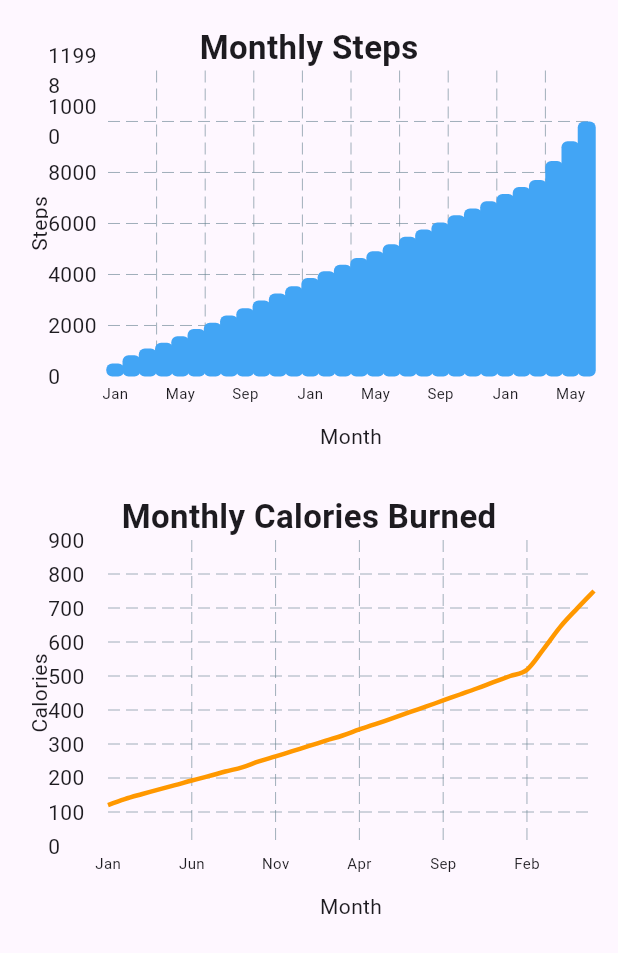
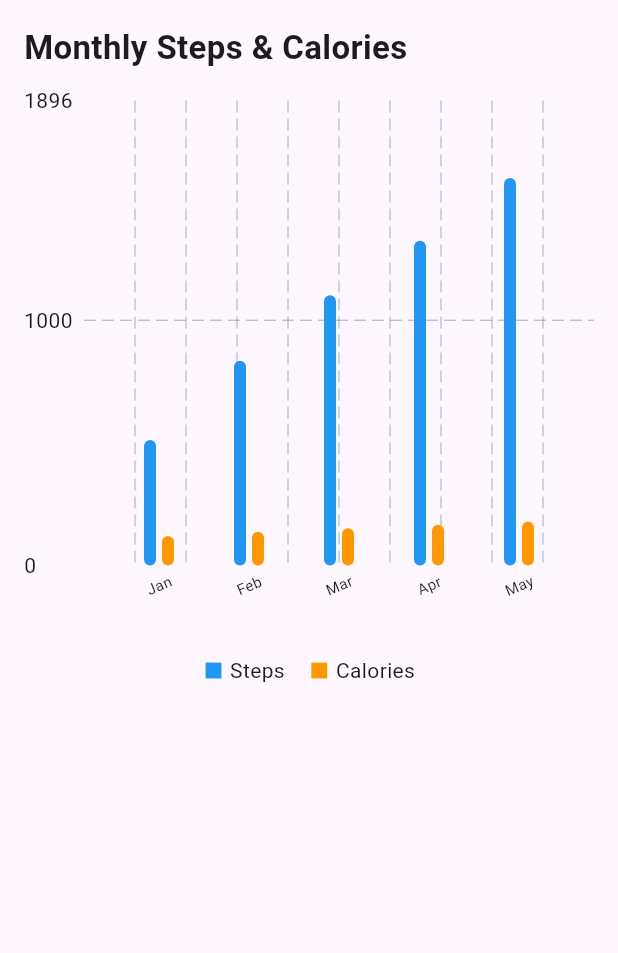
Before and after one commit to arc-662/bytesteps, a Flutter app: the ReportScreen screen opened directly, on a phone screen of 412 x 824 dp. Shown: the top 953 px of the screen. Run offline on Flutter 3.47's test engine with Material 3 defaults, Android fonts, the light colour scheme and no system bars; drawn by our look-alikes of fl_chart; our stand-ins replace get, hive, hive_flutter, pedometer, permission_handler; accounts and stored records are empty.

Commit message:
updated chart

```diff
--- a/lib/screens/report_screen.dart
+++ b/lib/screens/report_screen.dart
@@ -1,5 +1,3 @@
-// ignore_for_file: invalid_use_of_protected_member
-
 import 'package:bytesteps/controller.dart';
 import 'package:flutter/material.dart';
 import 'package:get/get.dart';
@@ -10,200 +8,139 @@ class ReportScreen extends StatelessWidget {
 
   ReportScreen({super.key});
 
+  final List<String> monthLabels = const [
+    'Jan',
+    'Feb',
+    'Mar',
+    'Apr',
+    'May',
+    'Jun',
+    'Jul',
+    'Aug',
+    'Sep',
+    'Oct',
+    'Nov',
+    'Dec'
+  ];
+
   @override
   Widget build(BuildContext context) {
+    int currentMonthIndex = DateTime.now().month; // 1-based index
+
     return Scaffold(
       body: SafeArea(
         child: Padding(
           padding: const EdgeInsets.all(16.0),
-          child: Column(
+          child: Obx(() {
+            final steps = controller.monthlySteps;
+            final calories = controller.monthlyCalories;
+
+            final int barCount = currentMonthIndex;
+
+            return Column(
+              crossAxisAlignment: CrossAxisAlignment.start,
               children: [
-              Text(
-                'Monthly Steps',
+                const Text(
+                  'Monthly Steps & Calories',
                   style: TextStyle(fontSize: 22, fontWeight: FontWeight.bold),
                 ),
+                const SizedBox(height: 20),
                 SizedBox(
-                height: 250,
-                child: Obx(() {
-                  return BarChart(
+                  height: 350,
+                  child: BarChart(
                     BarChartData(
-                      maxY: controller.monthlySteps.value.fold<double>(
-                              0, (prev, e) => e > prev ? e.toDouble() : prev) *
-                          1.2,
-                      barGroups: List.generate(controller.monthlySteps.length,
-                          (index) {
+                      maxY: ([
+                                ...steps.sublist(0, barCount),
+                                ...calories
+                                    .sublist(0, barCount)
+                                    .map((c) => c.toInt())
+                              ].reduce((a, b) => a > b ? a : b) *
+                              1.2)
+                          .toDouble(),
+                      barGroups: List.generate(barCount, (index) {
                         return BarChartGroupData(
                           x: index,
+                          barsSpace: 4,
                           barRods: [
                             BarChartRodData(
-                              toY: controller.monthlySteps[index].toDouble(),
-                              color: Colors.blue.shade400,
+                              toY: steps[index].toDouble(),
+                              color: Colors.blue,
+                              width: 8,
                               borderRadius: BorderRadius.circular(4),
-                              width: 12,
+                            ),
+                            BarChartRodData(
+                              toY: calories[index],
+                              color: Colors.orange,
+                              width: 8,
+                              borderRadius: BorderRadius.circular(4),
                             ),
                           ],
                         );
                       }),
                       titlesData: FlTitlesData(
-                        bottomTitles: AxisTitles(
-                          axisNameWidget: Text('Month'),
+                        leftTitles: AxisTitles(
                           sideTitles: SideTitles(
                             showTitles: true,
-                            reservedSize: 30,
-                            interval: 4,
-                            getTitlesWidget: (value, meta) {
-                              final intVal = value.toInt();
-                              String monthLabel = '';
-                              switch (intVal) {
-                                case 0:
-                                  monthLabel = 'Jan';
-                                  break;
-                                case 4:
-                                  monthLabel = 'May';
-                                  break;
-                                case 8:
-                                  monthLabel = 'Sep';
-                                  break;
-                                case 12:
-                                  monthLabel = 'Jan';
-                                  break;
-                                case 16:
-                                  monthLabel = 'May';
-                                  break;
-                                case 20:
-                                  monthLabel = 'Sep';
-                                  break;
-                                case 24:
-                                  monthLabel = 'Jan';
-                                  break;
-                                case 28:
-                                  monthLabel = 'May';
-                                  break;
-                                default:
-                                  monthLabel = '';
-                              }
-                              return Padding(
-                                padding: const EdgeInsets.only(top: 4.0),
-                                child: Text(monthLabel,
-                                    style: TextStyle(fontSize: 10)),
-                              );
-                            },
+                            interval: 1000,
+                            reservedSize: 40,
+                            getTitlesWidget: (value, meta) =>
+                                Text(value.toInt().toString()),
                           ),
                         ),
-                        leftTitles: AxisTitles(
-                          axisNameWidget: Text('Steps'),
+                        bottomTitles: AxisTitles(
                           sideTitles: SideTitles(
                             showTitles: true,
-                            interval: 2000,
                             reservedSize: 40,
                             getTitlesWidget: (value, meta) {
-                              return Text(value.toInt().toString());
+                              int index = value.toInt();
+                              if (index < currentMonthIndex) {
+                                return SideTitleWidget(
+                                  space: 6,
+                                  meta: meta,
+                                  child: Transform.rotate(
+                                    angle: -0.4,
+                                    child: Text(
+                                      monthLabels[index],
+                                      style: const TextStyle(fontSize: 10),
+                                    ),
+                                  ),
+                                );
+                              }
+                              return const SizedBox.shrink();
                             },
                           ),
                         ),
                         topTitles: AxisTitles(
-                            sideTitles: SideTitles(showTitles: false)),
+                          sideTitles: SideTitles(showTitles: false),
+                        ),
                         rightTitles: AxisTitles(
-                            sideTitles: SideTitles(showTitles: false)),
+                          sideTitles: SideTitles(showTitles: false),
                         ),
-                      gridData:
-                          FlGridData(show: true, horizontalInterval: 2000),
+                      ),
+                      gridData: FlGridData(
+                        show: true,
+                        horizontalInterval: 1000,
+                      ),
                       borderData: FlBorderData(show: false),
                     ),
+                  ),
+                ),
+                const SizedBox(height: 20),
+                Row(
+                  mainAxisAlignment: MainAxisAlignment.center,
+                  children: const [
+                    Icon(Icons.square, color: Colors.blue, size: 14),
+                    SizedBox(width: 4),
+                    Text("Steps", style: TextStyle(fontSize: 14)),
+                    SizedBox(width: 16),
+                    Icon(Icons.square, color: Colors.orange, size: 14),
+                    SizedBox(width: 4),
+                    Text("Calories", style: TextStyle(fontSize: 14)),
+                  ],
+                )
+              ],
             );
           }),
-              ),
-              SizedBox(height: 32),
-              Text(
-                'Monthly Calories Burned',
-                style: TextStyle(fontSize: 22, fontWeight: FontWeight.bold),
-              ),
-              SizedBox(
-                height: 250,
-                child: Obx(() {
-                  return LineChart(
-                    LineChartData(
-                      maxY: controller.monthlyCalories.value.fold<double>(
-                              0, (prev, e) => e > prev ? e : prev) *
-                          1.2,
-                      minY: 0,
-                      lineBarsData: [
-                        LineChartBarData(
-                          spots: List.generate(
-                            controller.monthlyCalories.length,
-                            (index) => FlSpot(index.toDouble(),
-                                controller.monthlyCalories[index]),
-                          ),
-                          isCurved: true,
-                          color: Colors.orange,
-                          barWidth: 3,
-                          dotData: FlDotData(show: false),
-                        ),
-                      ],
-                      titlesData: FlTitlesData(
-                        bottomTitles: AxisTitles(
-                          axisNameWidget: Text('Month'),
-                          sideTitles: SideTitles(
-                            showTitles: true,
-                            reservedSize: 30,
-                            interval: 5,
-                            getTitlesWidget: (value, meta) {
-                              final intVal = value.toInt();
-                              String monthLabel = '';
-                              switch (intVal) {
-                                case 0:
-                                  monthLabel = 'Jan';
-                                  break;
-                                case 5:
-                                  monthLabel = 'Jun';
-                                  break;
-                                case 10:
-                                  monthLabel = 'Nov';
-                                  break;
-                                case 15:
-                                  monthLabel = 'Apr';
-                                  break;
-                                case 20:
-                                  monthLabel = 'Sep';
-                                  break;
-                                case 25:
-                                  monthLabel = 'Feb';
-                                  break;
-                                default:
-                                  monthLabel = '';
-                              }
-                              return Padding(
-                                padding: const EdgeInsets.only(top: 4.0),
-                                child: Text(monthLabel,
-                                    style: TextStyle(fontSize: 10)),
-                              );
-                            },
-                          ),
-                        ),
-                        leftTitles: AxisTitles(
-                          axisNameWidget: Text('Calories'),
-                          sideTitles: SideTitles(
-                            showTitles: true,
-                            interval: 100,
-                            reservedSize: 40,
-                            getTitlesWidget: (value, meta) {
-                              return Text(value.toInt().toString());
-                            },
-                          ),
-                        ),
-                        topTitles: AxisTitles(
-                            sideTitles: SideTitles(showTitles: false)),
-                        rightTitles: AxisTitles(
-                            sideTitles: SideTitles(showTitles: false)),
-                      ),
-                      gridData: FlGridData(show: true, horizontalInterval: 100),
-                      borderData: FlBorderData(show: false),
-                    ),
-                  );
-                }),
-              ),
-            ],
-          ),
         ),
       ),
     );
```
Lines whose indentation alone changed are shown as unchanged.
